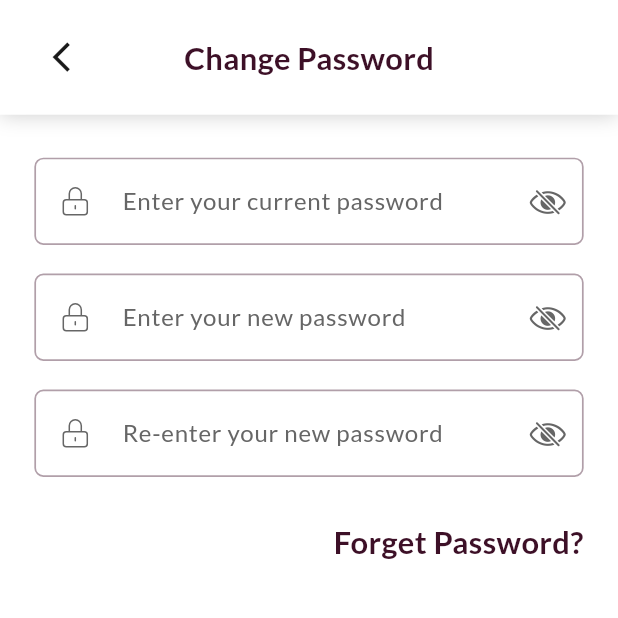
After one commit to nahiduzzaman11/BarBar-App, a Flutter app: the ChangePasswordScreen screen opened by its route, on a phone screen of 412 x 824 dp, the top half of it. The commit adds this screen. Run offline on Flutter 3.47's test engine with Material 3 defaults, Android fonts, the light colour scheme and no system bars; our stand-ins replace carousel_slider, dots_indicator, flutter_screenutil, flutter_svg, get, google_fonts and 1 more.

Commit message:
change_password_screen design

```diff
--- a/lib/core/route/app_route.dart
+++ b/lib/core/route/app_route.dart
@@ -28,7 +28,8 @@ import 'package:barbar_app/view/screesns/salons_details/salons_details_screen.da
 import 'package:barbar_app/view/screesns/service_details/select_service_screen.dart';
 import 'package:barbar_app/view/screesns/service_details/service_details_screen.dart';
 import 'package:barbar_app/view/screesns/services/services_screen.dart';
-import 'package:barbar_app/view/screesns/settings/settings_screen.dart';
+import 'package:barbar_app/view/screesns/settings/change_password/change_password_screen.dart';
+import 'package:barbar_app/view/screesns/settings/settings_screen/settings_screen.dart';
 import 'package:barbar_app/view/screesns/splash/splash_screen.dart';
 import 'package:get/get.dart';
 
@@ -73,6 +74,7 @@ class AppRoute {
   static const String editProfile = "/edit_profile_screen";
   static const String editProfileValidation = "/edit_profile_validation_screen";
   static const String settingsScreen = "/settings_screen";
+  static const String changePasswordScreen = "/change_password_screen";
 
 
   static List<GetPage> routes = [
@@ -115,6 +117,7 @@ class AppRoute {
     GetPage(name: editProfile, page: ()=>  const EditProfileScreen()),
     GetPage(name: editProfileValidation, page: ()=>  const EditProfileValidationScreen()),
     GetPage(name: settingsScreen, page: ()=>  const SettingsScreen()),
+    GetPage(name: changePasswordScreen, page: ()=>  const ChangePasswordScreen()),
 
   ];
 }
--- a/lib/view/screesns/forget/forget_password/forget_password_screen.dart
+++ b/lib/view/screesns/forget/forget_password/forget_password_screen.dart
@@ -78,7 +78,7 @@ class ForgetPasswordScreen extends StatelessWidget {
           padding: EdgeInsets.symmetric(horizontal: 20.w, vertical: 24.h),
           child: CustomElevatedButton(
             onPressed: () {
-              Get.toNamed(AppRoute.getOTPScreen);
+              Get.offAndToNamed(AppRoute.getOTPScreen);
             },
             titleText: "Get OTP",
             buttonWidth: width,
--- a/lib/view/screesns/forget/get_otp/get_otp_screen.dart
+++ b/lib/view/screesns/forget/get_otp/get_otp_screen.dart
@@ -118,7 +118,7 @@ class GetOTPScreen extends StatelessWidget {
           padding: EdgeInsets.symmetric(horizontal: 20.w, vertical: 24.h),
           child: CustomElevatedButton(
             onPressed: () {
-              Get.toNamed(AppRoute.resetPasswordScreen);
+              Get.offAndToNamed(AppRoute.resetPasswordScreen);
             },
             titleText: "Verify",
             buttonWidth: width,
--- a/lib/view/screesns/forget/reset_password/reset_password_screen.dart
+++ b/lib/view/screesns/forget/reset_password/reset_password_screen.dart
@@ -1,4 +1,3 @@
-import 'package:barbar_app/core/route/app_route.dart';
 import 'package:barbar_app/utils/colors/app_colors.dart';
 import 'package:barbar_app/utils/icons/app_icons.dart';
 import 'package:barbar_app/view/widgets/app_bar/custom_app_bar.dart';
@@ -89,7 +88,7 @@ class ResetPasswordScreen extends StatelessWidget {
           padding: EdgeInsets.symmetric(horizontal: 20.w, vertical: 24.h),
           child: CustomElevatedButton(
             onPressed: () {
-              Get.offAllNamed(AppRoute.signInScreen);
+              Get.back();
             },
             titleText: "Reset Password",
             buttonWidth: width,
--- /dev/null
+++ b/lib/view/screesns/settings/change_password/change_password_screen.dart
@@ -0,0 +1,114 @@
+import 'package:barbar_app/core/route/app_route.dart';
+import 'package:barbar_app/utils/colors/app_colors.dart';
+import 'package:barbar_app/utils/icons/app_icons.dart';
+import 'package:barbar_app/view/widgets/app_bar/custom_app_bar.dart';
+import 'package:barbar_app/view/widgets/image/custom_image.dart';
+import 'package:barbar_app/view/widgets/text/custom_text.dart';
+import 'package:barbar_app/view/widgets/textfield/custom_textfield.dart';
+import 'package:flutter/material.dart';
+import 'package:flutter_screenutil/flutter_screenutil.dart';
+import 'package:get/get.dart';
+import 'package:google_fonts/google_fonts.dart';
+
+class ChangePasswordScreen extends StatelessWidget {
+  const ChangePasswordScreen({super.key});
+
+  @override
+  Widget build(BuildContext context) {
+    return SafeArea(
+      top: true,
+      child: Scaffold(
+        extendBody: true,
+        backgroundColor: AppColors.white_100,
+        appBar: CustomAppBar(
+          spreadRadius: 0.r,
+          appBarHeight: 64.h,
+          appBarContent: Row(
+            crossAxisAlignment: CrossAxisAlignment.center,
+            mainAxisAlignment: MainAxisAlignment.spaceBetween,
+            children: [
+              GestureDetector(
+                onTap: () {
+                  Get.back();
+                },
+                child: SizedBox(
+                  height: 42.h,
+                  width: 42.w,
+                  child: Icon(
+                    Icons.arrow_back_ios,
+                    size: 20.h,
+                    color: AppColors.white_10,
+                  ),
+                ),
+              ),
+              CustomText(
+                text: "Change Password",
+                fontSize: 18.sp,
+                color: AppColors.purple_100,
+                fontWeight: FontWeight.w600,
+              ),
+              SizedBox(height: 42.h, width: 42.w)
+            ],
+          ),
+        ),
+        body: SingleChildScrollView(
+          padding: EdgeInsets.symmetric(horizontal: 20.w, vertical: 24.h),
+          physics: const ClampingScrollPhysics(),
+          child: Column(
+            crossAxisAlignment: CrossAxisAlignment.start,
+            children: [
+              CustomTextField(
+                hintText: "Enter your current password",
+                hintStyle: GoogleFonts.lato(color: AppColors.white_40, fontSize: 14.sp),
+                isPassword: true,
+                prefixIcon: const CustomImage(
+                  imageSrc: AppIcons.password,
+                  imageType: ImageType.svg,
+                  imageColor: AppColors.white_40,
+                ),
+              ),
+              SizedBox(height: 16.h),
+              CustomTextField(
+                hintText: "Enter your new password",
+                hintStyle: GoogleFonts.lato(color: AppColors.white_40, fontSize: 14.sp),
+                isPassword: true,
+                prefixIcon: const CustomImage(
+                  imageSrc: AppIcons.password,
+                  imageType: ImageType.svg,
+                  imageColor: AppColors.white_40,
+                ),
+              ),
+              SizedBox(height: 16.h),
+              CustomTextField(
+                hintText: "Re-enter your new password",
+                hintStyle: GoogleFonts.lato(color: AppColors.white_40, fontSize: 14.sp),
+                isPassword: true,
+                textInputAction: TextInputAction.done,
+                prefixIcon: const CustomImage(
+                  imageSrc: AppIcons.password,
+                  imageType: ImageType.svg,
+                  imageColor: AppColors.white_40,
+                ),
+              ),
+              SizedBox(height: 24.h),
+              GestureDetector(
+                onTap: () {
+                  Get.toNamed(AppRoute.forgetPasswordScreen);
+                },
+                child: Align(
+                  alignment: Alignment.topRight,
+                  child: CustomText(
+                    text: "Forget Password?",
+                    fontSize: 18.sp,
+                    color: AppColors.purple_100,
+                    fontWeight: FontWeight.w600,
+                  ),
+                ),
+              ),
+            ],
+          ),
+        ),
+      ),
+    );
+  }
+}
--- a/lib/view/screesns/settings/settings_screen.dart
+++ b/lib/view/screesns/settings/settings_screen/settings_screen.dart
@@ -1,3 +1,4 @@
+import 'package:barbar_app/core/route/app_route.dart';
 import 'package:barbar_app/utils/colors/app_colors.dart';
 import 'package:barbar_app/utils/icons/app_icons.dart';
 import 'package:barbar_app/view/screesns/profile/inner_widgets/profile_card.dart';
@@ -54,13 +55,22 @@ class SettingsScreen extends StatelessWidget {
           child: Column(
             crossAxisAlignment: CrossAxisAlignment.start,
             children: [
-              const ProfileCard(imageSrc: AppIcons.password, title: "Change Password"),
+              ProfileCard(
+                imageSrc: AppIcons.password,
+                title: "Change Password",
+                onTap: () {
+                  Get.offAndToNamed(AppRoute.changePasswordScreen);
+                },
+              ),
               SizedBox(height: 16.h),
-              const ProfileCard(imageSrc: AppIcons.language, title: "Change Language"),
+              const ProfileCard(
+                  imageSrc: AppIcons.language, title: "Change Language"),
               SizedBox(height: 16.h),
-              const ProfileCard(imageSrc: AppIcons.terms, title: "Terms Of Services"),
+              const ProfileCard(
+                  imageSrc: AppIcons.terms, title: "Terms Of Services"),
               SizedBox(height: 16.h),
-              const ProfileCard(imageSrc: AppIcons.privacy, title: "Privacy Policy"),
+              const ProfileCard(
+                  imageSrc: AppIcons.privacy, title: "Privacy Policy"),
               SizedBox(height: 16.h),
               const ProfileCard(imageSrc: AppIcons.aboutUs, title: "About Us"),
               SizedBox(height: 16.h),
```
